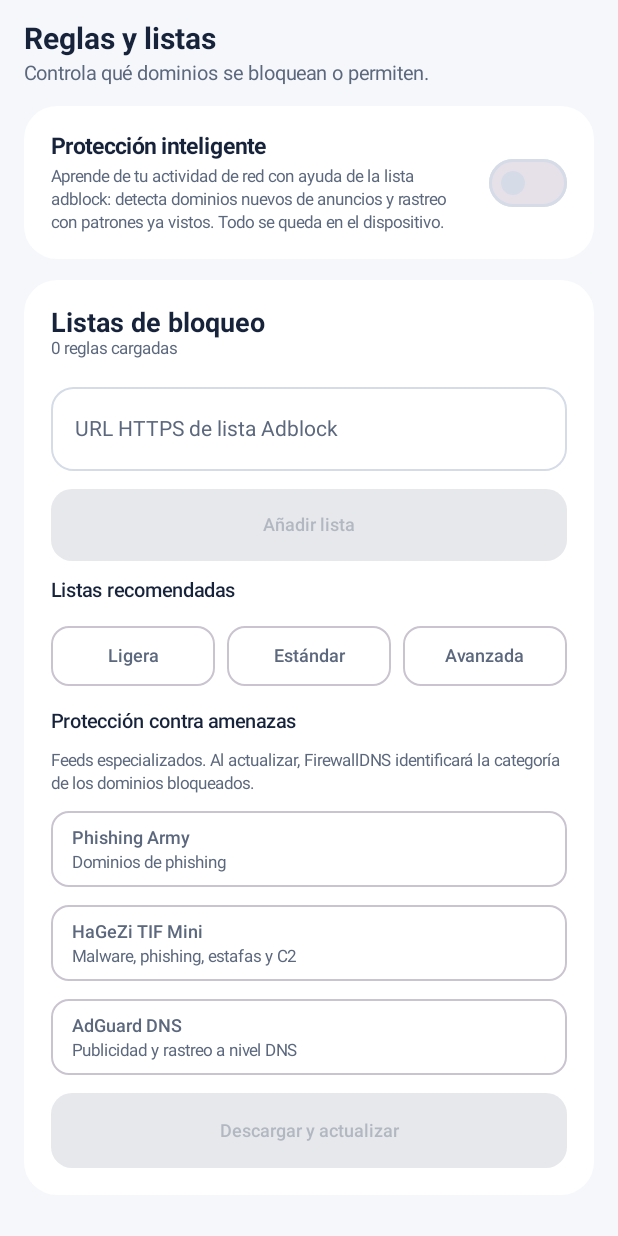
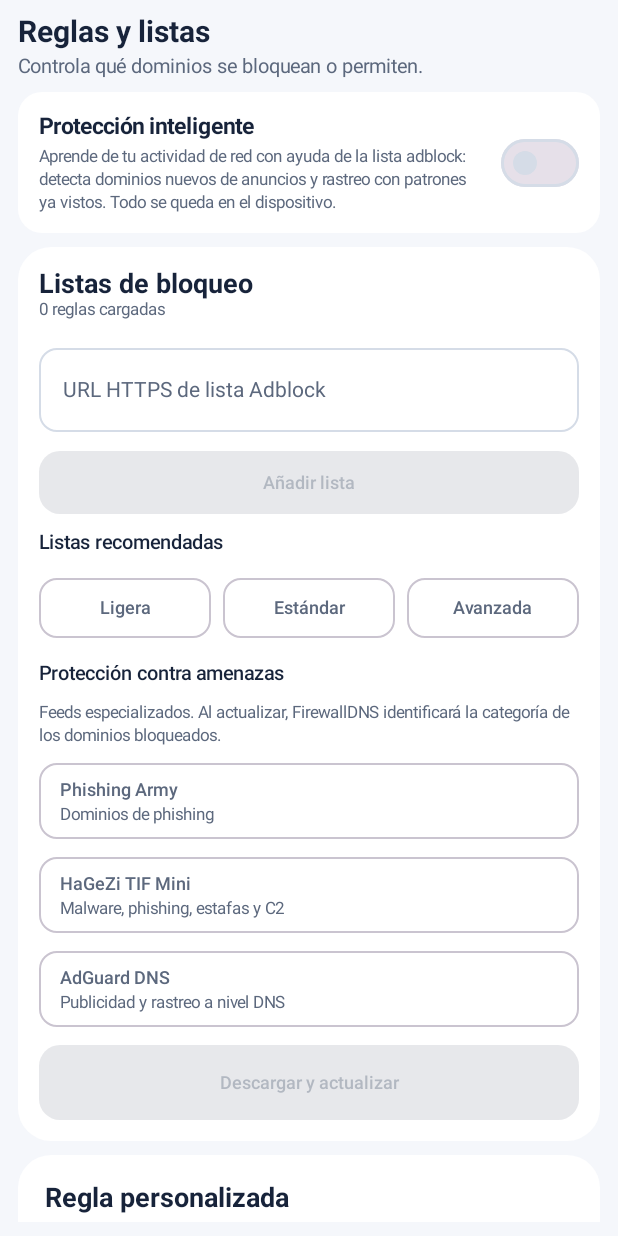
Before and after one commit to candidohernandez148-spec/FirewallDNS, an Android app built with Jetpack Compose: the composable RulesScreen called with empty values, on a phone screen of 412 x 824 dp. Run offline under Robolectric (Android 15) with nearby library versions, the phone set to English and light mode, and no system bars; pictures from the network do not load.

Commit message:
Refine compact professional UI styling

```diff
--- a/app/src/main/java/com/firewall/dns/ui/screens/RulesScreen.kt
+++ b/app/src/main/java/com/firewall/dns/ui/screens/RulesScreen.kt
@@ -70,9 +70,9 @@ fun RulesScreen(
     )
 
     LazyColumn(
-        modifier = Modifier.fillMaxSize().padding(horizontal = 16.dp, vertical = 14.dp),
-        contentPadding = PaddingValues(bottom = 20.dp),
-        verticalArrangement = Arrangement.spacedBy(14.dp)
+        modifier = Modifier.fillMaxSize().padding(horizontal = 12.dp, vertical = 9.dp),
+        contentPadding = PaddingValues(bottom = 12.dp),
+        verticalArrangement = Arrangement.spacedBy(9.dp)
     ) {
         item {
             Column(verticalArrangement = Arrangement.spacedBy(4.dp)) {
@@ -84,11 +84,11 @@ fun RulesScreen(
         item {
             Card(
                 modifier = Modifier.fillMaxWidth(),
-                shape = RoundedCornerShape(22.dp),
+                shape = RoundedCornerShape(16.dp),
                 colors = CardDefaults.cardColors(containerColor = MaterialTheme.colorScheme.surface)
             ) {
                 Row(
-                    modifier = Modifier.fillMaxWidth().padding(18.dp),
+                    modifier = Modifier.fillMaxWidth().padding(14.dp),
                     verticalAlignment = Alignment.CenterVertically,
                     horizontalArrangement = Arrangement.spacedBy(12.dp)
                 ) {
@@ -121,7 +121,7 @@ fun RulesScreen(
                 shape = RoundedCornerShape(22.dp),
                 colors = CardDefaults.cardColors(containerColor = MaterialTheme.colorScheme.surface)
             ) {
-                Column(modifier = Modifier.padding(18.dp), verticalArrangement = Arrangement.spacedBy(12.dp)) {
+                Column(modifier = Modifier.padding(14.dp), verticalArrangement = Arrangement.spacedBy(12.dp)) {
                     Row(verticalAlignment = Alignment.CenterVertically) {
                         Column(modifier = Modifier.weight(1f)) {
                             Text("Listas de bloqueo", style = MaterialTheme.typography.titleLarge, fontWeight = FontWeight.Bold)
@@ -134,7 +134,7 @@ fun RulesScreen(
                         placeholder = { Text("https://ejemplo.com/lista.txt") },
                         label = { Text("URL HTTPS de lista Adblock") },
                         singleLine = true,
-                        shape = RoundedCornerShape(15.dp),
+                        shape = RoundedCornerShape(12.dp),
                         modifier = Modifier.fillMaxWidth()
                     )
                     Button(
@@ -143,7 +143,7 @@ fun RulesScreen(
                             urlInput = ""
                         },
                         enabled = urlInput.isNotBlank(),
-                        modifier = Modifier.fillMaxWidth().height(48.dp),
+                        modifier = Modifier.fillMaxWidth().height(42.dp),
                         shape = RoundedCornerShape(14.dp)
                     ) { Text("Añadir lista") }
                     Text("Listas recomendadas", style = MaterialTheme.typography.titleSmall, fontWeight = FontWeight.SemiBold)
```
